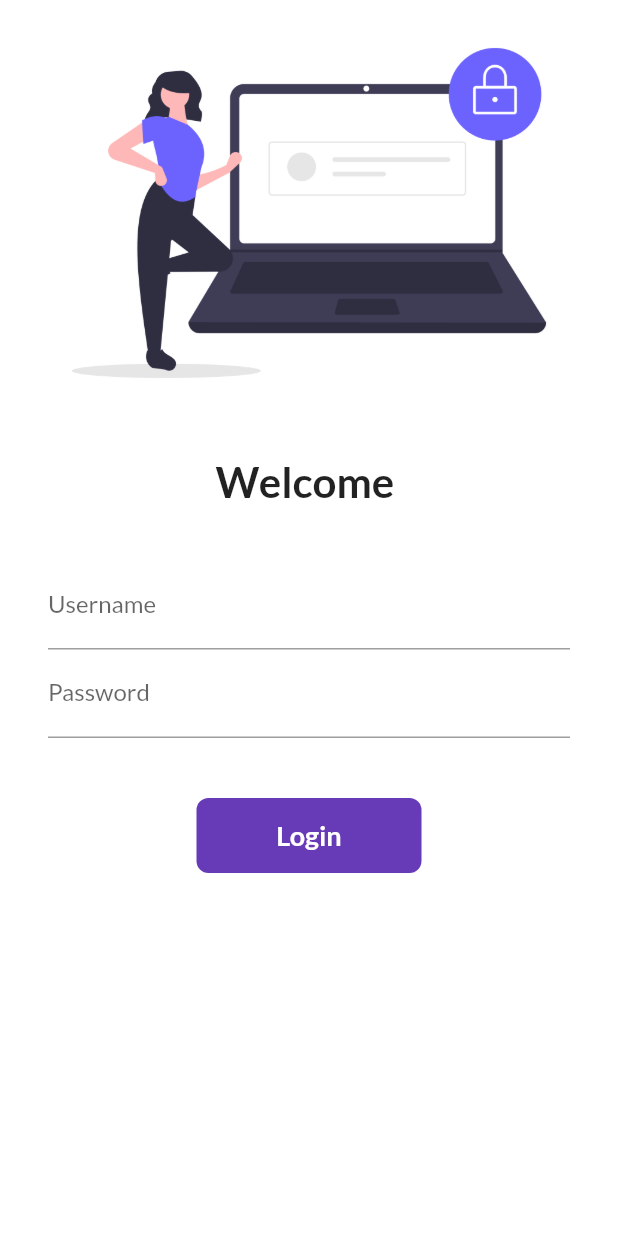
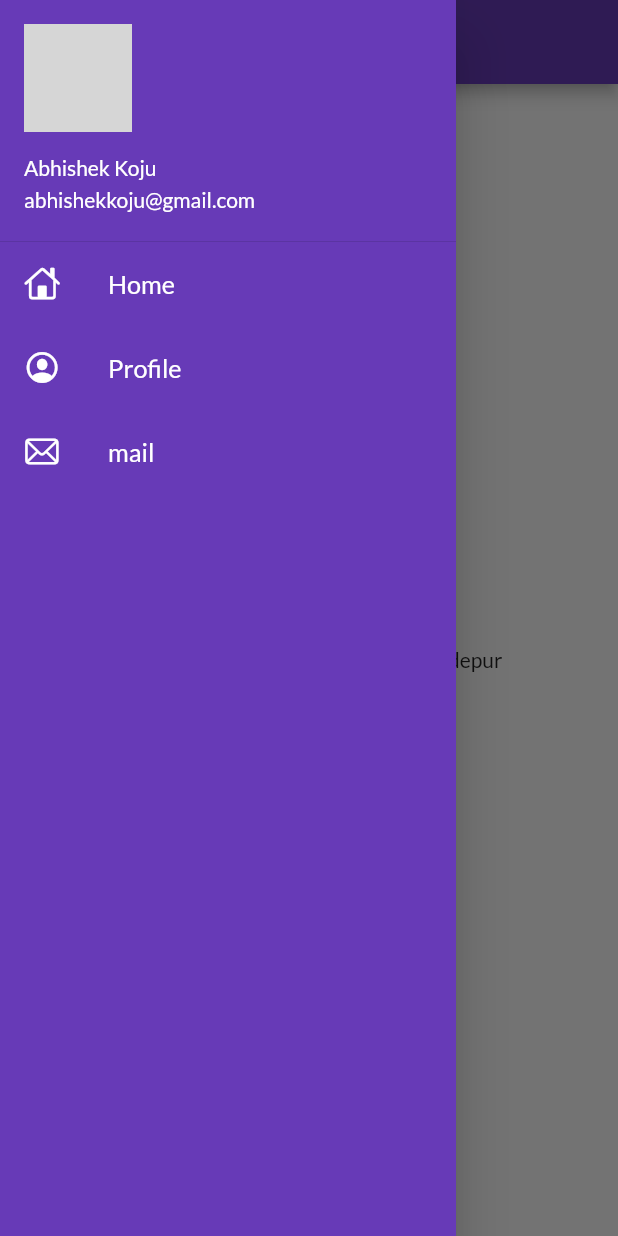
Before and after one commit to kojuabhishek/30daysOfFlutter, a Flutter app: the screen it shows after launch, with the side drawer open (before the commit the screen has no drawer), on a phone screen of 412 x 824 dp. Run offline on Flutter 3.47's test engine with Material 2 defaults, Android fonts, the phone set to English and light mode, and no system bars; our stand-ins replace google_fonts; network calls fail; grey boxes are pictures that could not be loaded.

Commit message:
day9 completed

```diff
--- a/lib/main.dart
+++ b/lib/main.dart
@@ -23,7 +23,7 @@ class MyApp extends StatelessWidget {
       darkTheme: ThemeData(
         brightness: Brightness.dark,
       ),
-
+      initialRoute: MyRoutes.homeRoute,
       routes: {
         "/": (context) => LoginPage(),
         MyRoutes.homeRoute: (context) => HomePage(),
--- a/lib/pages/home_page.dart
+++ b/lib/pages/home_page.dart
@@ -1,4 +1,5 @@
 import 'package:flutter/material.dart';
+import 'package:flutter_catalog/widgets/drawer.dart';
 
 class HomePage extends StatelessWidget {
   final int days = 30;
@@ -15,7 +16,7 @@ class HomePage extends StatelessWidget {
           child: Text("Welcome to $days days of Flutter by $name"),
         ),
       ),
-      drawer: Drawer(),
+      drawer: MyDrawer(),
     );
   }
 }
--- /dev/null
+++ b/lib/widgets/drawer.dart
@@ -0,0 +1,74 @@
+import 'package:flutter/cupertino.dart';
+import 'package:flutter/material.dart';
+
+class MyDrawer extends StatelessWidget {
+  const MyDrawer({Key? key}) : super(key: key);
+
+  @override
+  Widget build(BuildContext context) {
+    final imageUrl =
+        "https://scontent.fktm8-1.fna.fbcdn.net/v/t39.30808-6/p720x720/270463415_1884085791801284_5935010278596955365_n.jpg?_nc_cat=102&ccb=1-5&_nc_sid=e3f864&_nc_ohc=Rd1-bsdltWIAX8i4vzl&_nc_ht=scontent.fktm8-1.fna&oh=00_AT-tVjy1zigstbyCiXwMJmClgMSi3sZwfErwN2Er46OYNQ&oe=61D7C0D4";
+    return Drawer(
+      child: Container(
+        color: Colors.deepPurple,
+        child: ListView(
+          padding: EdgeInsets.zero,
+          children: [
+            DrawerHeader(
+                padding: EdgeInsets.zero,
+                margin: EdgeInsets.zero,
+                child: UserAccountsDrawerHeader(
+                  margin: EdgeInsets.zero,
+
+                  accountName: Text("Abhishek Koju"),
+                  accountEmail: Text("abhishekkoju@gmail.com"),
+                  currentAccountPicture: CircleAvatar(
+                    backgroundImage: NetworkImage(imageUrl) ,)
+                ),
+                ),
+
+          ListTile(
+            leading: Icon(
+              CupertinoIcons.home,
+              color:Colors.white,
+            ),
+            title: Text(
+              "Home",
+              textScaleFactor: 1.2,
+              style: TextStyle(
+                color: Colors.white,
+              ),
+            ),
+          ),
+           ListTile(
+            leading: Icon(
+              CupertinoIcons.profile_circled,
+              color:Colors.white,
+            ),
+            title: Text(
+              "Profile",
+              textScaleFactor: 1.2,
+              style: TextStyle(
+                color: Colors.white,
+              ),
+            ),
+          ),
+           ListTile(
+            leading: Icon(
+              CupertinoIcons.mail,
+              color:Colors.white,
+            ),
+            title: Text(
+              "mail",
+              textScaleFactor: 1.2,
+              style: TextStyle(
+                color: Colors.white,
+              ),
+            ),
+          )
+          ],
+        ),
+      ),
+    );
+  }
+}
```
